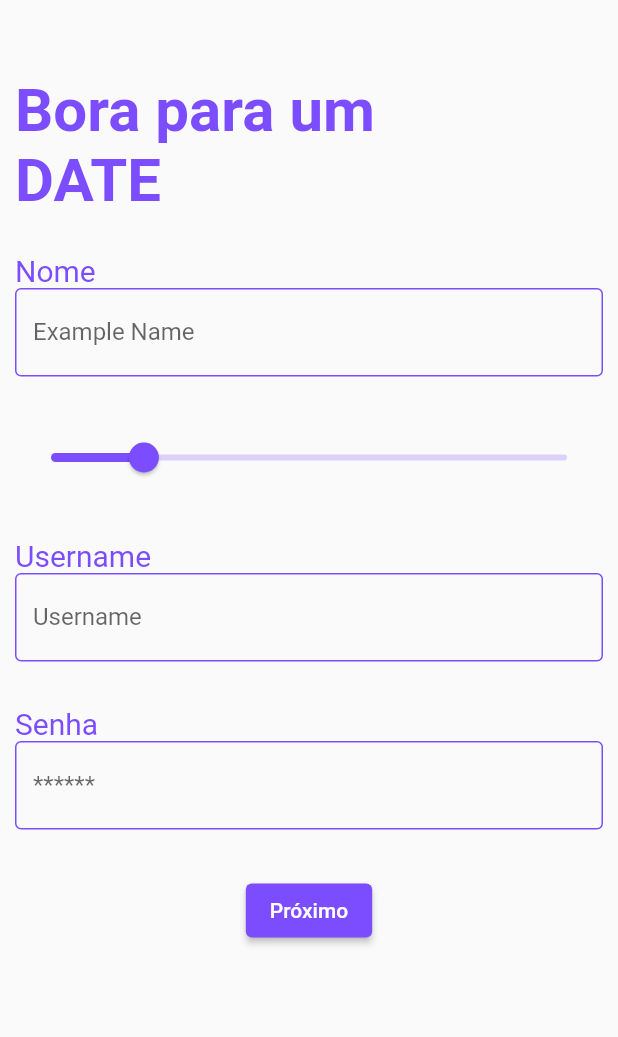
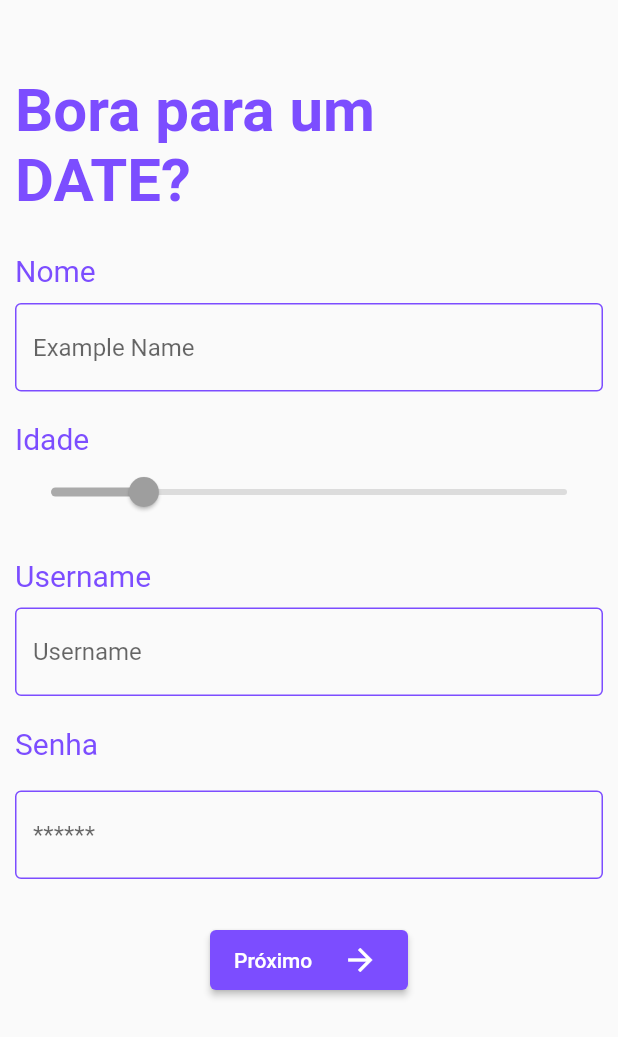
Before and after one commit to joao-vitor-machado/date-ideas-app, a Flutter app: the screen it shows after launch, on a phone screen of 412 x 824 dp. Shown: the top 1037 px of the screen. Run offline on Flutter 3.47's test engine with Material 2 defaults, Android fonts, the phone set to English and light mode, and no system bars.

Commit message:
TelaCadastro
Tela de Cadastro inicial ok com exceção do slider.

```diff
--- a/lib/bloc/sliderBloc.dart
+++ /dev/null
@@ -1,19 +0,0 @@
-import 'package:bloc/bloc.dart';
-
-class SliderBloc extends Bloc<SliderEvent, SliderState> {
-  SliderBloc(SliderState initialState) : super(initialState) {
-    on<minor>((event, emit) => emit(SliderState(age: false)));
-    on<major>((event, emit) => emit(SliderState(age: true)));
-  }
-}
-
-class SliderState {
-  bool age;
-  SliderState({this.age = true});
-}
-
-abstract class SliderEvent {}
-
-class minor extends SliderEvent {}
-
-class major extends SliderEvent {}
--- a/lib/view/cadastro_screen.dart
+++ b/lib/view/cadastro_screen.dart
@@ -28,7 +28,7 @@ class CadastroScreen extends StatelessWidget {
               )),
               Container(
                   child: const Text(
-                "DATE",
+                "DATE?",
                 style: TextStyle(
                     fontWeight: FontWeight.bold,
                     fontSize: 40,
@@ -48,23 +48,30 @@ class CadastroScreen extends StatelessWidget {
                               fontSize: 20, color: Colors.deepPurpleAccent),
                         ),
                       ),
+                      const SizedBox(
+                        height: 10,
+                      ),
                       nameFormField(),
                       const SizedBox(
-                        height: 30,
+                        height: 20,
                       ),
-                      //slider idade
+                      const Align(
+                        alignment: Alignment.centerLeft,
+                        child: Text(
+                          "Idade",
+                          style: TextStyle(
+                              fontSize: 20, color: Colors.deepPurpleAccent),
+                        ),
+                      ),
                       Slider(
                         value: _currentSliderValue,
-                        onChanged: (double value) {
-                          setState(() {
-                            _currentSliderValue = value;
-                          });
-                        },
+                        onChanged: (null),
                         min: 0,
                         max: 100,
+                        activeColor: Colors.deepPurpleAccent, //tá cinza (?)
                       ),
                       const SizedBox(
-                        height: 30,
+                        height: 20,
                       ),
                       const Align(
                           alignment: Alignment.centerLeft,
@@ -73,9 +80,12 @@ class CadastroScreen extends StatelessWidget {
                             style: TextStyle(
                                 fontSize: 20, color: Colors.deepPurpleAccent),
                           )),
+                      const SizedBox(
+                        height: 10,
+                      ),
                       usernameFormField(),
                       const SizedBox(
-                        height: 30,
+                        height: 20,
                       ),
                       const Align(
                           alignment: Alignment.centerLeft,
@@ -84,6 +94,9 @@ class CadastroScreen extends StatelessWidget {
                             style: TextStyle(
                                 fontSize: 20, color: Colors.deepPurpleAccent),
                           )),
+                      const SizedBox(
+                        height: 20,
+                      ),
                       passwordFormField(),
                       const SizedBox(
                         height: 30,
@@ -109,7 +122,7 @@ class CadastroScreen extends StatelessWidget {
             borderSide: BorderSide(
           color: Colors.deepPurpleAccent,
         )),
-        labelText: "Example Name",
+        hintText: "Example Name",
       ),
     );
   }
@@ -133,7 +146,7 @@ class CadastroScreen extends StatelessWidget {
             borderSide: BorderSide(
           color: Colors.deepPurpleAccent,
         )),
-        labelText: "Username",
+        hintText: "Username",
       ),
     );
   }
@@ -157,14 +170,32 @@ class CadastroScreen extends StatelessWidget {
             borderSide: BorderSide(
           color: Colors.deepPurpleAccent,
         )),
-        labelText: "******",
+        hintText: "******",
       ),
     );
   }
 
   Widget submitButton() {
     return ElevatedButton(
-      child: const Text("Próximo"),
+      child: Container(
+        width: 100,
+        height: 40,
+        child: Row(
+          children: const [
+            Text("Próximo"),
+            SizedBox(
+              width: 20,
+            ),
+            Align(
+              alignment: Alignment.centerRight,
+              child: Icon(
+                Icons.arrow_forward,
+                color: Colors.white,
+              ),
+            ),
+          ],
+        ),
+      ),
       onPressed: () {
         if (formKey.currentState!.validate()) {
           formKey.currentState!.save();
```
